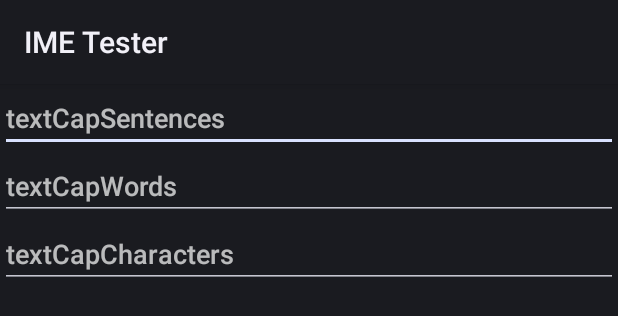
After one commit to rkkr/ime-tester, an Android app: the layout activity_main_tab3.xml on its own in the app's theme, with its tools: preview values and no code run, on a phone screen of 412 x 824 dp. The commit adds this screen. Shown: the top 316 px of the screen. Run offline under Robolectric (Android 15) with nearby library versions, the phone set to English and light mode, and no system bars.

Commit message:
Capitalization tab

```diff
--- /dev/null
+++ b/app/src/main/res/layout/activity_main_tab3.xml
@@ -0,0 +1,32 @@
+<?xml version="1.0" encoding="utf-8"?>
+<ScrollView xmlns:android="http://schemas.android.com/apk/res/android"
+    android:orientation="vertical"
+    android:layout_width="match_parent"
+    android:layout_height="match_parent">
+
+    <LinearLayout
+        android:layout_width="match_parent"
+        android:layout_height="wrap_content"
+        android:orientation="vertical">
+
+        <EditText
+            android:layout_width="match_parent"
+            android:layout_height="wrap_content"
+            android:hint="textCapSentences"
+            android:inputType="text|textCapSentences" />
+
+        <EditText
+            android:layout_width="match_parent"
+            android:layout_height="wrap_content"
+            android:hint="textCapWords"
+            android:inputType="text|textCapWords" />
+
+        <EditText
+            android:layout_width="match_parent"
+            android:layout_height="wrap_content"
+            android:hint="textCapCharacters"
+            android:inputType="text|textCapCharacters" />
+
+    </LinearLayout>
+
+</ScrollView>
--- a/app/src/main/res/values/strings.xml
+++ b/app/src/main/res/values/strings.xml
@@ -2,4 +2,5 @@
     <string name="app_name">IME Tester</string>
     <string name="tab_text_1">Actions</string>
     <string name="tab_text_2">Types</string>
+    <string name="tab_text_3">Caps</string>
 </resources>
--- a/build.gradle
+++ b/build.gradle
@@ -8,7 +8,7 @@ buildscript {
 
     }
     dependencies {
-        classpath 'com.android.tools.build:gradle:3.6.1'
+        classpath 'com.android.tools.build:gradle:4.0.1'
 
 
         // NOTE: Do not place your application dependencies here; they belong
```
Also changed, not shown: app/build.gradle (+6 -6 lines), app/src/main/java/rkr/ime/test/MainActivity.java (+10 -2 lines), gradle/wrapper/gradle-wrapper.properties.
